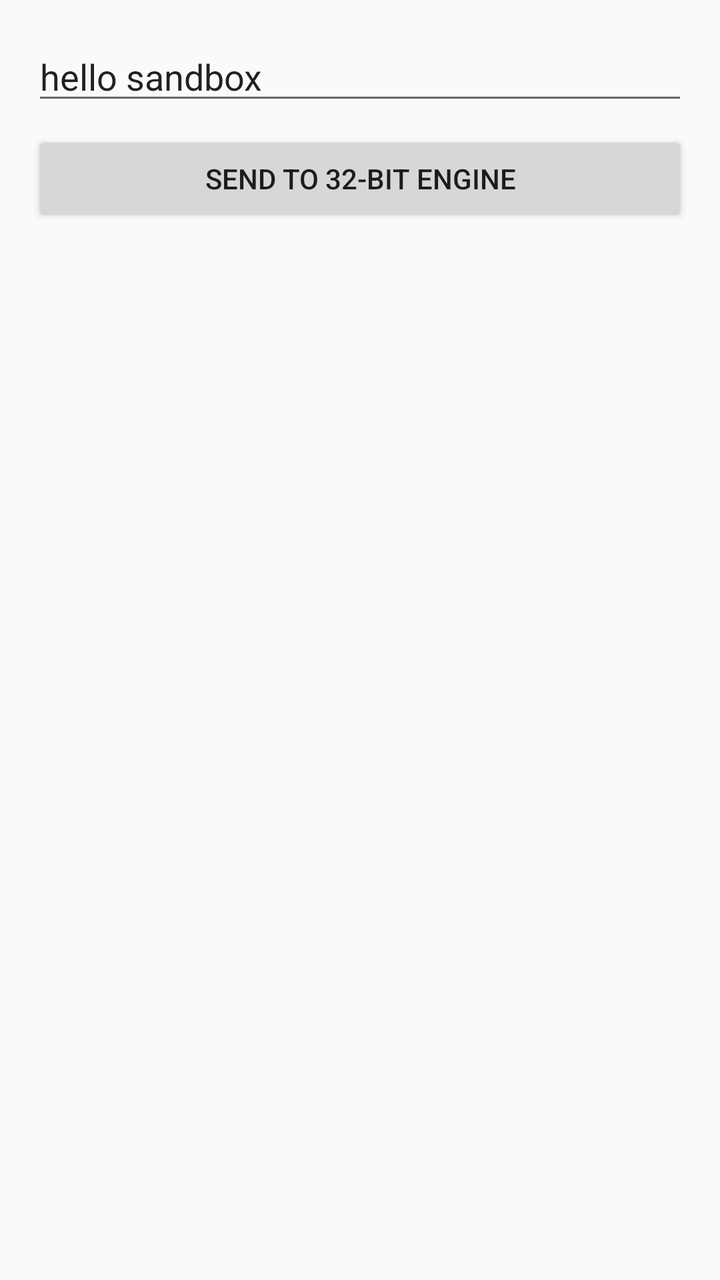
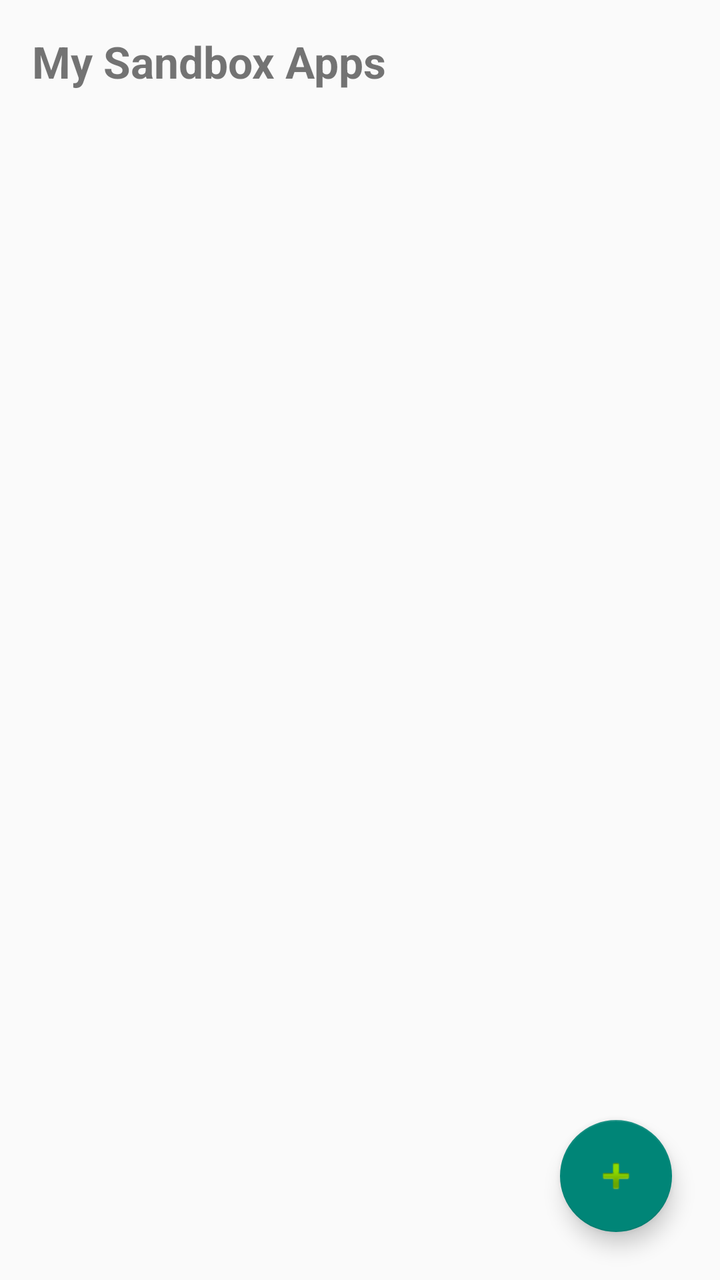

Two renders of the same Android screen: before a commit and after it. Below are the layout's source before the change and the commit's diff.
<!-- AndroidManifest.xml: application theme Theme.AppCompat.DayNight.DarkActionBar -->
<!-- res/layout/activity_main.xml -->
<?xml version="1.0" encoding="utf-8"?>
<LinearLayout xmlns:android="http://schemas.android.com/apk/res/android"
    android:layout_width="match_parent" android:layout_height="match_parent"
    android:orientation="vertical" android:padding="16dp">
    
    <EditText android:id="@+id/etInput"
        android:layout_width="match_parent" android:layout_height="wrap_content"
        android:hint="Type something here..." 
        android:text="hello sandbox" />
        
    <Button android:id="@+id/btnRun"
        android:layout_width="match_parent" android:layout_height="wrap_content"
        android:layout_marginTop="8dp" android:text="Send to 32-bit Engine" />
        
    <TextView android:id="@+id/tvResult"
        android:layout_width="match_parent" android:layout_height="wrap_content"
        android:paddingTop="16dp" android:textSize="14sp" android:fontFamily="monospace" />
</LinearLayout>
<!-- resources referenced by this layout -->
<resources>

</resources>

<!-- the commit's change to res/layout/activity_main.xml (unified diff, before → after) -->
@@ -1,18 +1,38 @@
 <?xml version="1.0" encoding="utf-8"?>
-<LinearLayout xmlns:android="http://schemas.android.com/apk/res/android"
-    android:layout_width="match_parent" android:layout_height="match_parent"
-    android:orientation="vertical" android:padding="16dp">
-    
-    <EditText android:id="@+id/etInput"
-        android:layout_width="match_parent" android:layout_height="wrap_content"
-        android:hint="Type something here..." 
-        android:text="hello sandbox" />
-        
-    <Button android:id="@+id/btnRun"
-        android:layout_width="match_parent" android:layout_height="wrap_content"
-        android:layout_marginTop="8dp" android:text="Send to 32-bit Engine" />
-        
-    <TextView android:id="@+id/tvResult"
-        android:layout_width="match_parent" android:layout_height="wrap_content"
-        android:paddingTop="16dp" android:textSize="14sp" android:fontFamily="monospace" />
-</LinearLayout>
+<androidx.coordinatorlayout.widget.CoordinatorLayout 
+    xmlns:android="http://schemas.android.com/apk/res/android"
+    xmlns:app="http://schemas.android.com/apk/res-auto"
+    android:layout_width="match_parent"
+    android:layout_height="match_parent">
+
+    <LinearLayout
+        android:layout_width="match_parent"
+        android:layout_height="match_parent"
+        android:orientation="vertical"
+        android:padding="16dp">
+
+        <TextView
+            android:layout_width="match_parent"
+            android:layout_height="wrap_content"
+            android:text="My Sandbox Apps"
+            android:textSize="22sp"
+            android:textStyle="bold"
+            android:paddingBottom="16dp"/>
+
+        <androidx.recyclerview.widget.RecyclerView
+            android:id="@+id/recyclerView"
+            android:layout_width="match_parent"
+            android:layout_height="match_parent" />
+
+    </LinearLayout>
+
+    <com.google.android.material.floatingactionbutton.FloatingActionButton
+        android:id="@+id/fabInstall"
+        android:layout_width="wrap_content"
+        android:layout_height="wrap_content"
+        android:layout_gravity="bottom|end"
+        android:layout_margin="24dp"
+        android:contentDescription="Install APK"
+        app:srcCompat="@android:drawable/ic_input_add" />
+
+</androidx.coordinatorlayout.widget.CoordinatorLayout>
